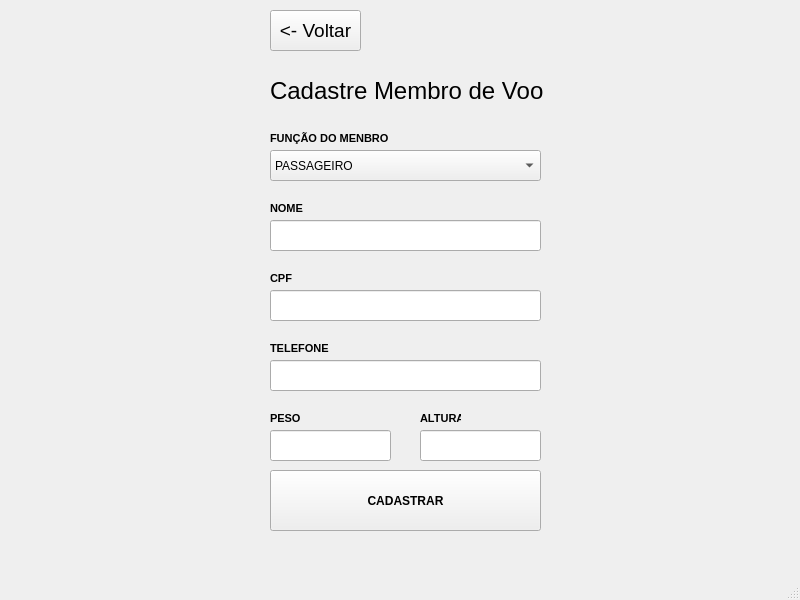
Old version of the form src/resources/signUpFlyingMember.ui in the repository Mathgobbo/Free-Fallin-Manager.
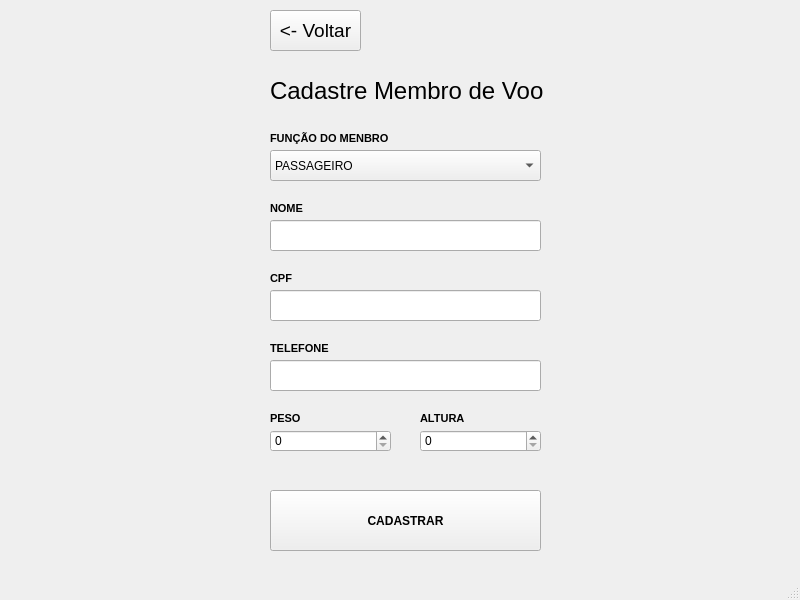
New version of the form.

```diff
--- a/src/resources/signUpFlyingMember.ui
+++ b/src/resources/signUpFlyingMember.ui
@@ -215,7 +215,7 @@
      <rect>
       <x>420</x>
       <y>410</y>
-      <width>41</width>
+      <width>71</width>
       <height>16</height>
      </rect>
     </property>
@@ -230,31 +230,11 @@
      <string>ALTURA</string>
     </property>
    </widget>
-   <widget class="QLineEdit" name="lineEdit_4">
+   <widget class="QPushButton" name="cadastrar">
     <property name="geometry">
      <rect>
       <x>270</x>
-      <y>430</y>
-      <width>121</width>
-      <height>31</height>
-     </rect>
-    </property>
-   </widget>
-   <widget class="QLineEdit" name="lineEdit_5">
-    <property name="geometry">
-     <rect>
-      <x>420</x>
-      <y>430</y>
-      <width>121</width>
-      <height>31</height>
-     </rect>
-    </property>
-   </widget>
-   <widget class="QPushButton" name="pushButton_2">
-    <property name="geometry">
-     <rect>
-      <x>270</x>
-      <y>470</y>
+      <y>490</y>
       <width>271</width>
       <height>61</height>
      </rect>
@@ -269,6 +249,97 @@
      <string>CADASTRAR</string>
     </property>
    </widget>
+   <widget class="QLabel" name="cpfError">
+    <property name="geometry">
+     <rect>
+      <x>270</x>
+      <y>320</y>
+      <width>271</width>
+      <height>16</height>
+     </rect>
+    </property>
+    <property name="text">
+     <string/>
+    </property>
+   </widget>
+   <widget class="QLabel" name="nameError">
+    <property name="geometry">
+     <rect>
+      <x>270</x>
+      <y>250</y>
+      <width>271</width>
+      <height>16</height>
+     </rect>
+    </property>
+    <property name="text">
+     <string/>
+    </property>
+   </widget>
+   <widget class="QLabel" name="phoneError">
+    <property name="geometry">
+     <rect>
+      <x>270</x>
+      <y>390</y>
+      <width>271</width>
+      <height>16</height>
+     </rect>
+    </property>
+    <property name="text">
+     <string/>
+    </property>
+   </widget>
+   <widget class="QLabel" name="weightError">
+    <property name="geometry">
+     <rect>
+      <x>260</x>
+      <y>460</y>
+      <width>141</width>
+      <height>16</height>
+     </rect>
+    </property>
+    <property name="text">
+     <string/>
+    </property>
+   </widget>
+   <widget class="QLabel" name="heightError">
+    <property name="geometry">
+     <rect>
+      <x>420</x>
+      <y>460</y>
+      <width>141</width>
+      <height>16</height>
+     </rect>
+    </property>
+    <property name="text">
+     <string/>
+    </property>
+   </widget>
+   <widget class="QSpinBox" name="weightInput">
+    <property name="geometry">
+     <rect>
+      <x>270</x>
+      <y>430</y>
+      <width>121</width>
+      <height>22</height>
+     </rect>
+    </property>
+    <property name="maximum">
+     <number>500</number>
+    </property>
+   </widget>
+   <widget class="QSpinBox" name="heightInput">
+    <property name="geometry">
+     <rect>
+      <x>420</x>
+      <y>430</y>
+      <width>121</width>
+      <height>22</height>
+     </rect>
+    </property>
+    <property name="maximum">
+     <number>500</number>
+    </property>
+   </widget>
   </widget>
   <widget class="QMenuBar" name="menubar">
    <property name="geometry">
```
Left out of the diff: 6 changed lines with no effect on the pictures.
